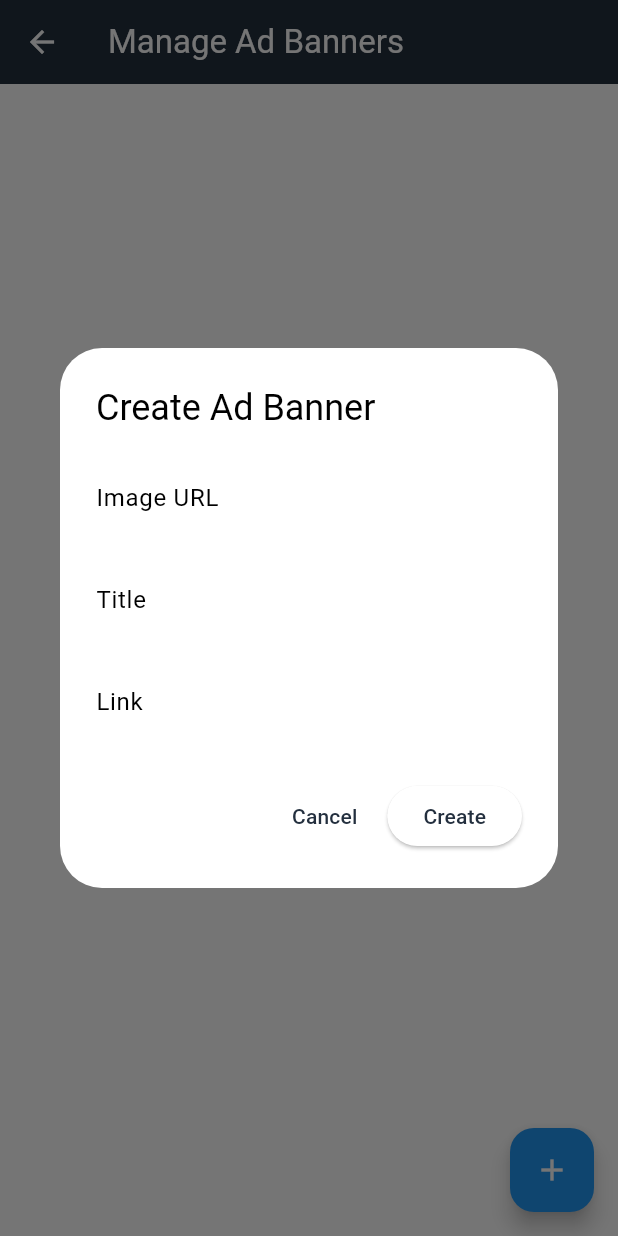
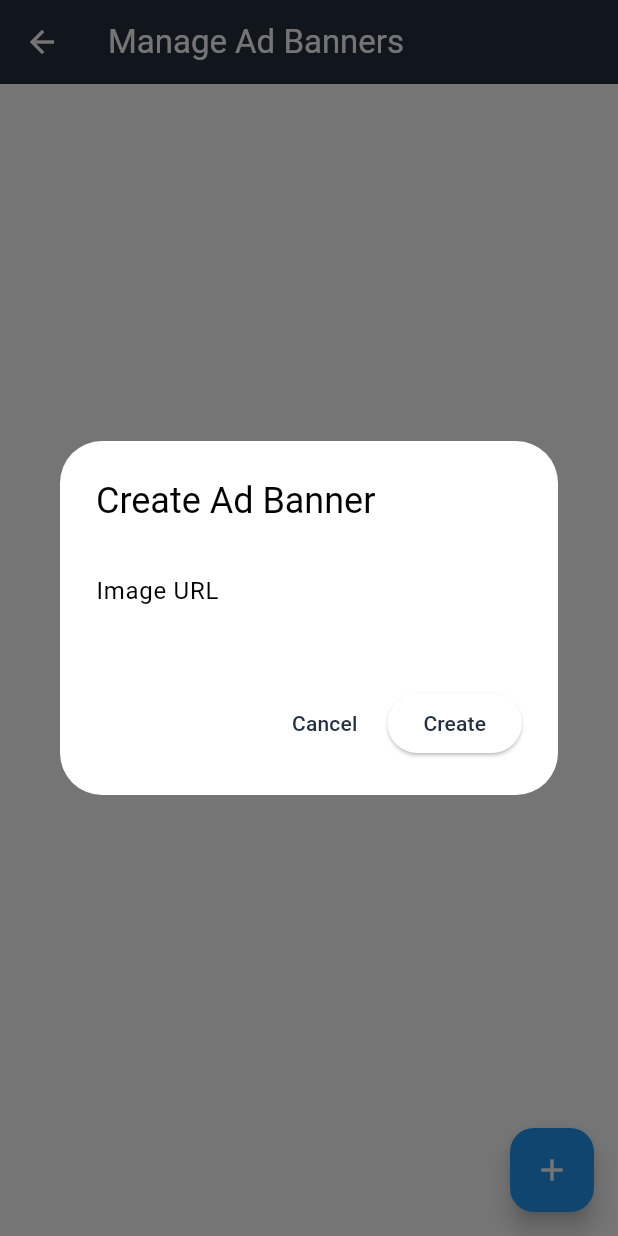
Before and after one commit to nitinlakra1509/CRM-Nitin, a Flutter app: the ManageAdBannersPage screen opened directly, after a tap on the "add" icon, on a phone screen of 412 x 824 dp. Run offline on Flutter 3.47's test engine with Material 3 defaults, Android fonts, the phone set to English and light mode, and no system bars; our stand-ins replace fl_chart, shimmer.

Commit message:
ads fixed 2

```diff
--- a/lib/models/app_state.dart
+++ b/lib/models/app_state.dart
@@ -72,10 +72,7 @@ class PaymentTransaction {
 
 class AdBanner {
   final String imageUrl;
-  final String title;
-  final String link;
-
-  AdBanner({required this.imageUrl, required this.title, required this.link});
+  AdBanner({required this.imageUrl});
 }
 
 class AppState extends ChangeNotifier {
--- a/lib/screens/admin/manage_ad_banners_page.dart
+++ b/lib/screens/admin/manage_ad_banners_page.dart
@@ -12,8 +12,6 @@ class ManageAdBannersPage extends StatelessWidget {
   }) {
     final _formKey = GlobalKey<FormState>();
     String imageUrl = banner?.imageUrl ?? '';
-    String title = banner?.title ?? '';
-    String link = banner?.link ?? '';
 
     showDialog(
       context: context,
@@ -34,21 +32,11 @@ class ManageAdBannersPage extends StatelessWidget {
                   onSaved: (v) => imageUrl = v ?? '',
                 ),
                 const SizedBox(height: 12),
-                TextFormField(
-                  initialValue: title,
-                  decoration: const InputDecoration(labelText: 'Title'),
-                  validator: (v) =>
-                      v == null || v.isEmpty ? 'Enter title' : null,
-                  onSaved: (v) => title = v ?? '',
-                ),
-                const SizedBox(height: 12),
-                TextFormField(
-                  initialValue: link,
-                  decoration: const InputDecoration(labelText: 'Link'),
-                  validator: (v) =>
-                      v == null || v.isEmpty ? 'Enter link' : null,
-                  onSaved: (v) => link = v ?? '',
-                ),
+                if (imageUrl.isNotEmpty)
+                  SizedBox(
+                    height: 120,
+                    child: Image.network(imageUrl, fit: BoxFit.contain),
+                  ),
               ],
             ),
           ),
@@ -62,11 +50,7 @@ class ManageAdBannersPage extends StatelessWidget {
             onPressed: () {
               if (_formKey.currentState!.validate()) {
                 _formKey.currentState!.save();
-                final adBanner = AdBanner(
-                  imageUrl: imageUrl,
-                  title: title,
-                  link: link,
-                );
+                final adBanner = AdBanner(imageUrl: imageUrl);
                 final appState = Provider.of<AppState>(context, listen: false);
                 if (editIndex == null) {
                   appState.addAdBanner(adBanner);
@@ -101,13 +85,13 @@ class ManageAdBannersPage extends StatelessWidget {
                   leading: banner.imageUrl.isNotEmpty
                       ? Image.network(
                           banner.imageUrl,
-                          width: 60,
+                          width: 120,
                           height: 60,
                           fit: BoxFit.cover,
                         )
                       : const Icon(Icons.image, size: 40),
-                  title: Text(banner.title),
-                  subtitle: Text(banner.link),
+                  title: null,
+                  subtitle: null,
                   trailing: Row(
                     mainAxisSize: MainAxisSize.min,
                     children: [
@@ -118,38 +102,15 @@ class ManageAdBannersPage extends StatelessWidget {
                           editIndex: i,
                           banner: banner,
                         ),
-                        tooltip: 'Edit',
                       ),
                       IconButton(
                         icon: const Icon(Icons.delete, color: Colors.red),
                         onPressed: () {
-                          showDialog(
-                            context: context,
-                            builder: (context) => AlertDialog(
-                              title: const Text('Delete Banner'),
-                              content: const Text(
-                                'Are you sure you want to delete this banner?',
-                              ),
-                              actions: [
-                                TextButton(
-                                  onPressed: () => Navigator.pop(context),
-                                  child: const Text('Cancel'),
-                                ),
-                                ElevatedButton(
-                                  onPressed: () {
-                                    Provider.of<AppState>(
-                                      context,
-                                      listen: false,
-                                    ).deleteAdBanner(i);
-                                    Navigator.pop(context);
-                                  },
-                                  child: const Text('Delete'),
-                                ),
-                              ],
-                            ),
-                          );
+                          Provider.of<AppState>(
+                            context,
+                            listen: false,
+                          ).deleteAdBanner(i);
                         },
-                        tooltip: 'Delete',
                       ),
                     ],
                   ),
@@ -162,7 +123,7 @@ class ManageAdBannersPage extends StatelessWidget {
       floatingActionButton: FloatingActionButton(
         onPressed: () => _showBannerDialog(context),
         child: const Icon(Icons.add),
-        tooltip: 'Create Ad Banner',
+        tooltip: 'Add Ad Banner',
       ),
     );
   }
```
Also changed, not shown: lib/screens/dashboard_page.dart (+2 -46 lines).
